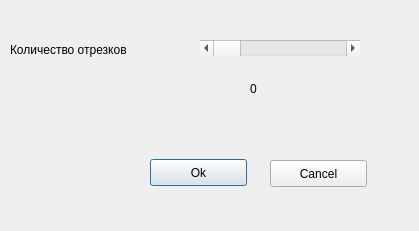
Qt form generator.ui (sergij/vgeom) before a commit.
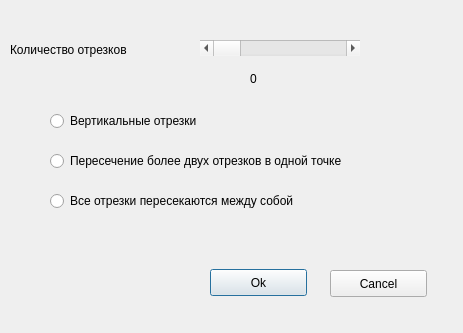
The same form after that commit.

```diff
--- a/generator.ui
+++ b/generator.ui
@@ -6,8 +6,8 @@
    <rect>
     <x>0</x>
     <y>0</y>
-    <width>419</width>
-    <height>231</height>
+    <width>463</width>
+    <height>333</height>
    </rect>
   </property>
   <property name="windowTitle">
@@ -43,7 +43,7 @@
    <property name="geometry">
     <rect>
      <x>250</x>
-     <y>80</y>
+     <y>70</y>
      <width>67</width>
      <height>17</height>
     </rect>
@@ -55,8 +55,8 @@
   <widget class="QPushButton" name="ok">
    <property name="geometry">
     <rect>
-     <x>150</x>
-     <y>159</y>
+     <x>210</x>
+     <y>269</y>
      <width>97</width>
      <height>27</height>
     </rect>
@@ -68,8 +68,8 @@
   <widget class="QPushButton" name="cancel">
    <property name="geometry">
     <rect>
-     <x>270</x>
-     <y>160</y>
+     <x>330</x>
+     <y>270</y>
      <width>97</width>
      <height>27</height>
     </rect>
@@ -78,6 +78,45 @@
     <string>Cancel</string>
    </property>
   </widget>
+  <widget class="QRadioButton" name="vert">
+   <property name="geometry">
+    <rect>
+     <x>50</x>
+     <y>110</y>
+     <width>201</width>
+     <height>22</height>
+    </rect>
+   </property>
+   <property name="text">
+    <string>Вертикальные отрезки</string>
+   </property>
+  </widget>
+  <widget class="QRadioButton" name="multi">
+   <property name="geometry">
+    <rect>
+     <x>50</x>
+     <y>150</y>
+     <width>381</width>
+     <height>22</height>
+    </rect>
+   </property>
+   <property name="text">
+    <string>Пересечение более двух отрезков в одной точке</string>
+   </property>
+  </widget>
+  <widget class="QRadioButton" name="full">
+   <property name="geometry">
+    <rect>
+     <x>50</x>
+     <y>190</y>
+     <width>311</width>
+     <height>22</height>
+    </rect>
+   </property>
+   <property name="text">
+    <string>Все отрезки пересекаются между собой</string>
+   </property>
+  </widget>
  </widget>
  <resources/>
  <connections/>
```
